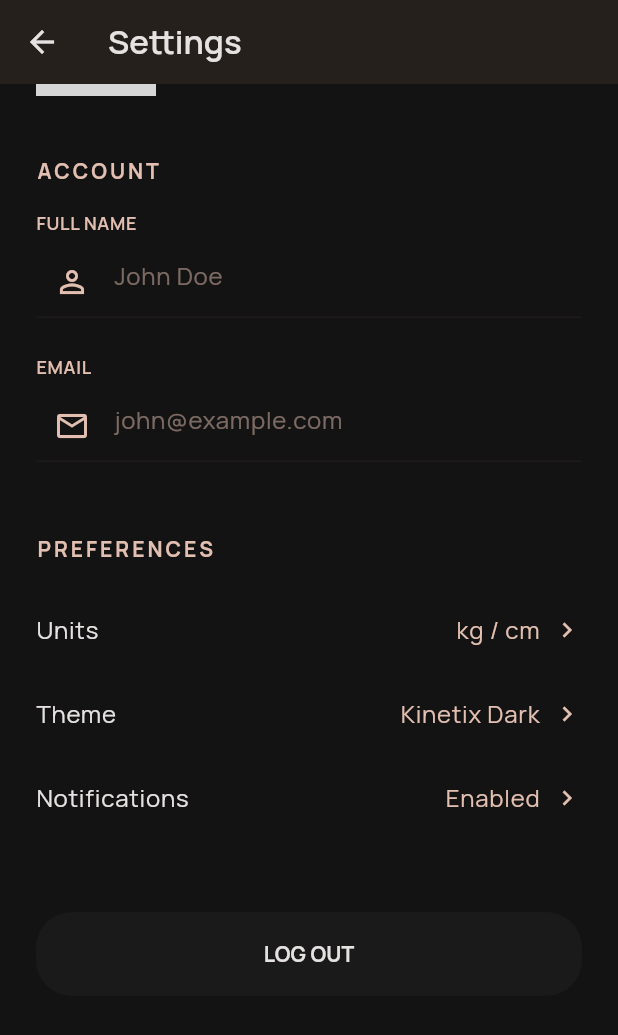
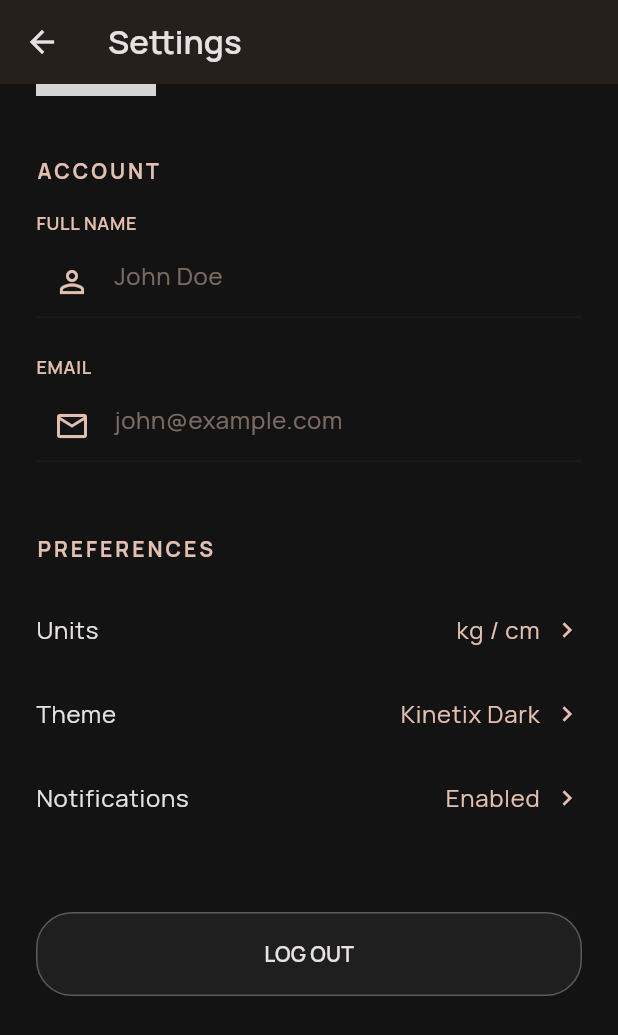
Before and after one commit to mahmoodalaaa/ai_gym_mobile_app, a Flutter app: the ProfileSettingsScreen screen opened directly, scrolled down 88 dp, on a phone screen of 412 x 824 dp. Shown: the top 1035 px of the screen. Run offline on Flutter 3.47's test engine with Material 3 defaults, Android fonts, the phone set to English and light mode, and no system bars; our stand-ins replace flutter_dotenv, google_fonts; missing offline and left inert: auth0_flutter; network calls fail; grey boxes are pictures that could not be loaded.

Commit message:
change image

```diff
--- a/lib/core/widgets/primary_button.dart
+++ b/lib/core/widgets/primary_button.dart
@@ -17,10 +17,12 @@ class PrimaryButton extends StatelessWidget {
     if (isSecondary) {
       return ElevatedButton(
         style: ElevatedButton.styleFrom(
-          backgroundColor: Theme.of(
-            context,
-          ).colorScheme.surfaceVariant.withOpacity(0.2),
+          backgroundColor: Theme.of(context).colorScheme.surfaceVariant.withOpacity(0.35),
           foregroundColor: Theme.of(context).colorScheme.onSurface,
+          side: BorderSide(
+            color: Theme.of(context).colorScheme.onSurface.withOpacity(0.3),
+            width: 1.0,
+          ),
           minimumSize: const Size(double.infinity, 56),
           shape: RoundedRectangleBorder(
             borderRadius: BorderRadius.circular(24),
@@ -28,7 +30,10 @@ class PrimaryButton extends StatelessWidget {
           elevation: 0,
         ),
         onPressed: onPressed,
-        child: Text(text),
+        child: Text(
+          text,
+          style: const TextStyle(fontWeight: FontWeight.w600),
+        ),
       );
     }
 
--- a/lib/screens/landing_screen.dart
+++ b/lib/screens/landing_screen.dart
@@ -80,7 +80,7 @@ class _LandingScreenState extends State<LandingScreen> {
         children: [
           // Background Image
           Image.network(
-            'https://images.unsplash.com/photo-1541534741688-6078c6bfb5c5?q=80&w=2069&auto=format&fit=crop',
+            'https://images.unsplash.com/photo-1581009146145-b5ef050c2e1e?q=80&w=2070&auto=format&fit=crop',
             fit: BoxFit.cover,
             color: Colors.black.withValues(alpha: 0.6),
             colorBlendMode: BlendMode.darken,
@@ -100,7 +100,7 @@ class _LandingScreenState extends State<LandingScreen> {
                   const SizedBox(height: 48),
                   // App Title / Logo
                   Text(
-                    'KINETIX',
+                    'GYM AI',
                     style: Theme.of(context).textTheme.headlineSmall?.copyWith(
                           color: Theme.of(context).colorScheme.primaryContainer,
                           letterSpacing: 4,
```
